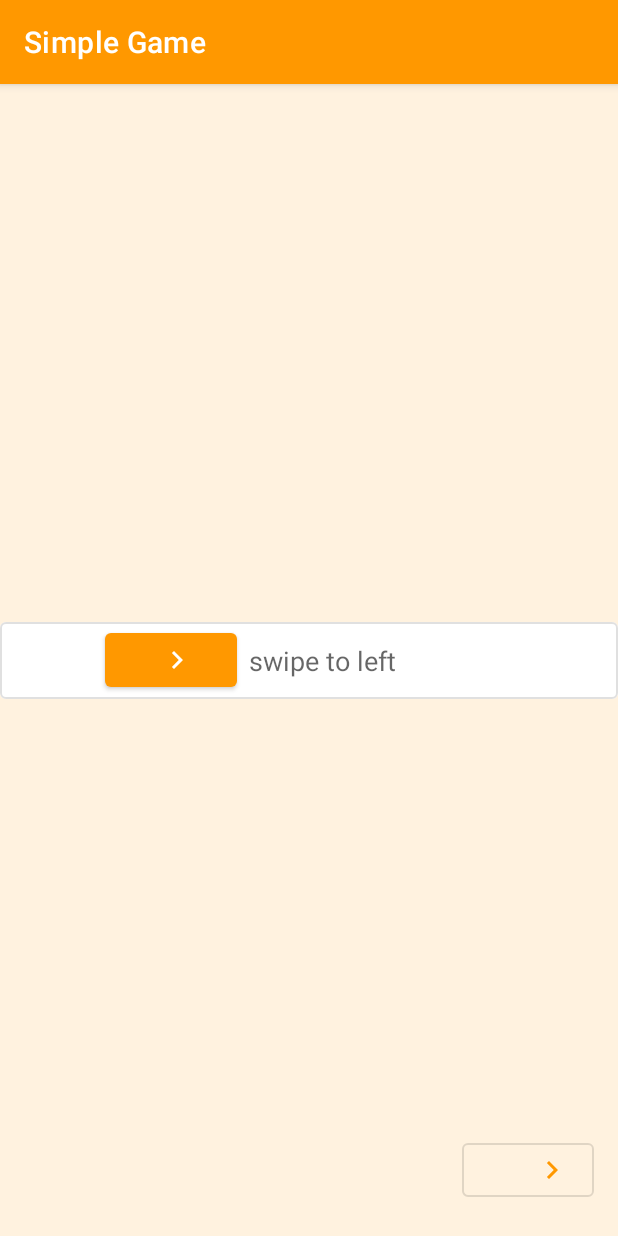
After one commit to ThanaCS/Kotlin-Puzzle-Game, an Android app: the LevelThreeFragment screen opened through its navigation route, on a phone screen of 412 x 824 dp. The commit adds this screen. Run offline under Robolectric (Android 15) with nearby library versions, the phone set to English and light mode, and no system bars.

Commit message:
Add level three and refactor code

```diff
--- /dev/null
+++ b/app/src/main/res/layout/fragment_level_three.xml
@@ -0,0 +1,102 @@
+<?xml version="1.0" encoding="utf-8"?>
+<androidx.constraintlayout.widget.ConstraintLayout xmlns:android="http://schemas.android.com/apk/res/android"
+    xmlns:app="http://schemas.android.com/apk/res-auto"
+    xmlns:tools="http://schemas.android.com/tools"
+    android:layout_width="match_parent"
+    android:layout_height="match_parent"
+    android:id="@+id/area"
+    android:background="@color/light_background">
+
+    <com.google.android.material.button.MaterialButton
+        android:id="@+id/swipe"
+        android:layout_width="wrap_content"
+        android:layout_height="wrap_content"
+        android:layout_marginStart="70dp"
+        android:layout_marginTop="8dp"
+        android:layout_marginBottom="8dp"
+        android:pointerIcon="arrow"
+        app:icon="@drawable/ic_next"
+        app:iconGravity="textEnd"
+        app:layout_constraintBottom_toBottomOf="parent"
+        app:layout_constraintStart_toStartOf="parent"
+        app:layout_constraintTop_toTopOf="parent" />
+
+    <com.google.android.material.button.MaterialButton
+        android:id="@+id/certificate_border"
+        style="@style/Widget.MaterialComponents.Button.OutlinedButton"
+        android:layout_width="0dp"
+        android:layout_height="wrap_content"
+        android:backgroundTint="@color/white"
+        android:clickable="false"
+        android:padding="16dp"
+        app:layout_constraintBottom_toBottomOf="parent"
+        app:layout_constraintEnd_toEndOf="parent"
+        app:layout_constraintHorizontal_bias="1.0"
+        app:layout_constraintStart_toStartOf="parent"
+        app:layout_constraintTop_toTopOf="parent" />
+
+
+    <ImageView
+        android:id="@+id/right"
+        android:layout_width="match_parent"
+        android:layout_height="match_parent"
+        android:src="@drawable/ic_check"
+        android:visibility="invisible"
+        app:tint="@color/green"
+        tools:layout_editor_absoluteX="2dp" />
+
+    <com.google.android.material.button.MaterialButton
+        android:id="@+id/next"
+        style="@style/Widget.MaterialComponents.Button.OutlinedButton"
+        android:layout_width="wrap_content"
+        android:layout_height="wrap_content"
+        android:layout_marginEnd="16dp"
+        android:layout_marginBottom="20dp"
+        app:icon="@drawable/ic_next"
+        app:iconGravity="end"
+        app:layout_constraintBottom_toBottomOf="parent"
+        app:layout_constraintEnd_toEndOf="parent" />
+
+    <com.google.android.material.textview.MaterialTextView
+        android:id="@+id/certificate_name"
+        android:layout_width="0dp"
+        android:layout_height="wrap_content"
+        android:layout_marginStart="8dp"
+        android:ellipsize="end"
+        android:maxLines="1"
+        android:singleLine="true"
+        android:text="swipe to left"
+        android:textAlignment="viewStart"
+        android:textAppearance="?android:attr/textAppearanceMedium"
+        app:layout_constraintBottom_toBottomOf="@+id/certificate_border"
+        app:layout_constraintEnd_toStartOf="@+id/next"
+        app:layout_constraintStart_toEndOf="@+id/swipe"
+        app:layout_constraintTop_toTopOf="@+id/certificate_border" />
+
+    <ImageView
+        android:id="@+id/wrong"
+        android:layout_width="match_parent"
+        android:layout_height="match_parent"
+        android:src="@drawable/ic_wrong"
+        android:visibility="invisible"
+        app:tint="@color/red" />
+
+    <ImageView
+        android:id="@+id/right_area"
+        android:layout_width="100dp"
+        android:layout_height="match_parent"
+        android:layout_marginEnd="30dp"
+        app:layout_constraintBottom_toBottomOf="parent"
+        app:layout_constraintEnd_toStartOf="@+id/swipe"
+        app:layout_constraintTop_toTopOf="parent" />
+
+
+    <ImageView
+        android:id="@+id/wrong_area"
+        android:layout_width="80dp"
+        android:layout_height="match_parent"
+        app:layout_constraintBottom_toBottomOf="parent"
+        app:layout_constraintEnd_toEndOf="parent"
+        app:layout_constraintTop_toTopOf="parent" />
+
+</androidx.constraintlayout.widget.ConstraintLayout>
--- a/app/src/main/res/navigation/nav_graph.xml
+++ b/app/src/main/res/navigation/nav_graph.xml
@@ -12,7 +12,7 @@
         tools:layout="@layout/fragment_home"/>
     <fragment
         android:id="@+id/levelOneFragment"
-        android:name="com.thana.simplegame.LevelOneFragment"
+        android:name="com.thana.simplegame.ui.LevelOneFragment"
         android:label="fragment_level_one"
         tools:layout="@layout/fragment_level_one" >
         <action
@@ -21,8 +21,17 @@
     </fragment>
     <fragment
         android:id="@+id/levelTwoFragment"
-        android:name="com.thana.simplegame.LevelTwoFragment"
+        android:name="com.thana.simplegame.ui.LevelTwoFragment"
         android:label="fragment_level_two"
-        tools:layout="@layout/fragment_level_two" />
+        tools:layout="@layout/fragment_level_two" >
+        <action
+            android:id="@+id/action_levelTwoFragment_to_levelThreeFragment"
+            app:destination="@id/levelThreeFragment" />
+    </fragment>
+    <fragment
+        android:id="@+id/levelThreeFragment"
+        android:name="com.thana.simplegame.ui.LevelThreeFragment"
+        android:label="fragment_level_three"
+        tools:layout="@layout/fragment_level_three" />
 
 </navigation>
--- a/app/src/main/res/values/colors.xml
+++ b/app/src/main/res/values/colors.xml
@@ -11,7 +11,7 @@
     <color name="white_background">#00FFFFFF</color>
     <color name="light_background">#FFF2DF</color>
     <color name="red">#C1FF0606</color>
-    <color name="app_theme">#FF5722</color>
+    <color name="app_theme">#FF7700</color>
     <color name="app_theme_light">#FF9800</color>
     <color name="green">#8BC34A</color>
 </resources>
```
Also changed, not shown: app/src/main/java/com/thana/simplegame/ui/LevelOneFragment.kt (renamed from app/src/main/java/com/thana/simplegame/LevelTwoFragment.kt, +17 -8 lines), app/src/main/java/com/thana/simplegame/ui/LevelThreeFragment.kt (added, +113 -0 lines), app/src/main/java/com/thana/simplegame/ui/LevelTwoFragment.kt (renamed from app/src/main/java/com/thana/simplegame/LevelOneFragment.kt, +10 -12 lines), app/src/main/res/layout/fragment_level_one.xml (+2 -9 lines), app/src/main/res/layout/fragment_level_two.xml (+13 -10 lines), app/src/main/res/drawable/kid.png (deleted).
